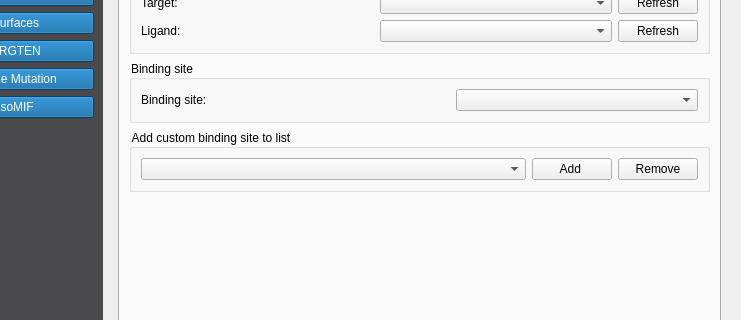
Qt form plugin.ui (ThomasDesc/NRG_plugin) before a commit; both pictures show x 83 to 824 and y 92 to 412 of the 824 by 705 pixel window.
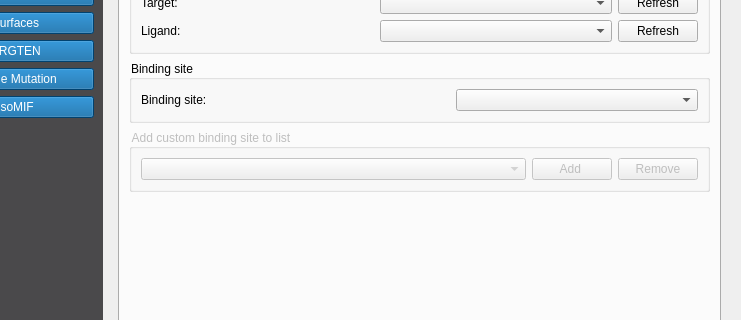
The same form after that commit. The open tabs and pages were chosen to show the change.

Commit message: fix colouring issues and add clicking to flexaid result table

The edit to the form file:
```diff
--- a/plugin.ui
+++ b/plugin.ui
@@ -1531,6 +1531,9 @@
               </item>
               <item>
                <widget class="QGroupBox" name="groupBox_2">
+                <property name="enabled">
+                 <bool>false</bool>
+                </property>
                 <property name="title">
                  <string>Add custom binding site to list</string>
                 </property>
```
Left out of the diff: 4 changed lines with no effect on the pictures.
